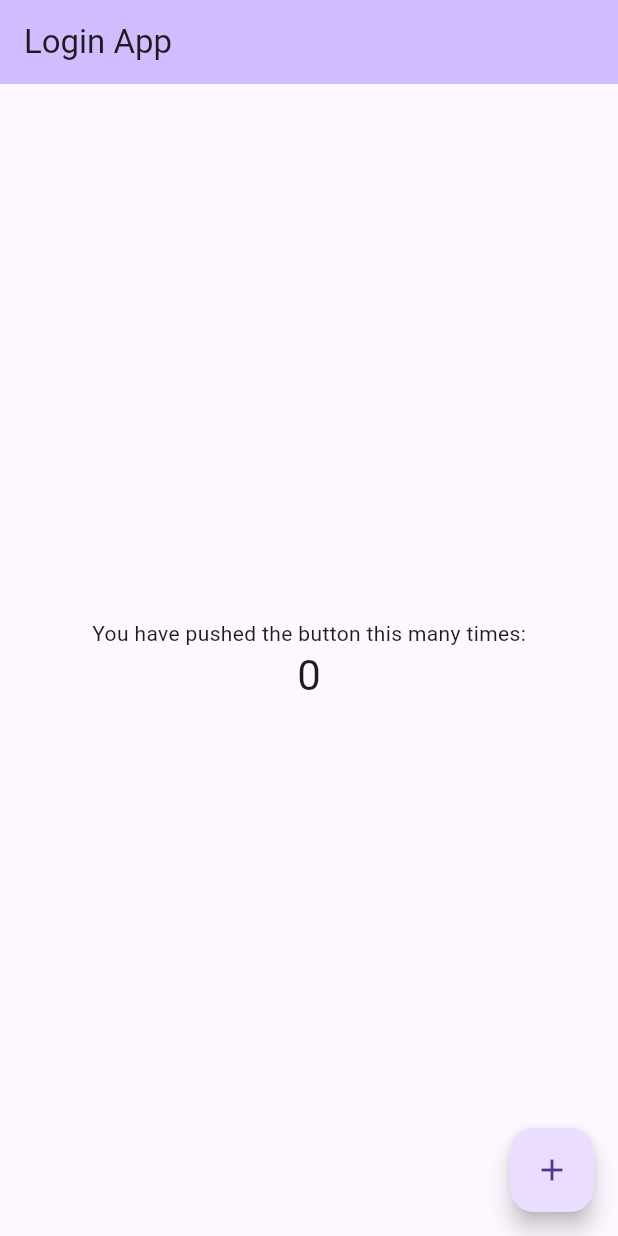
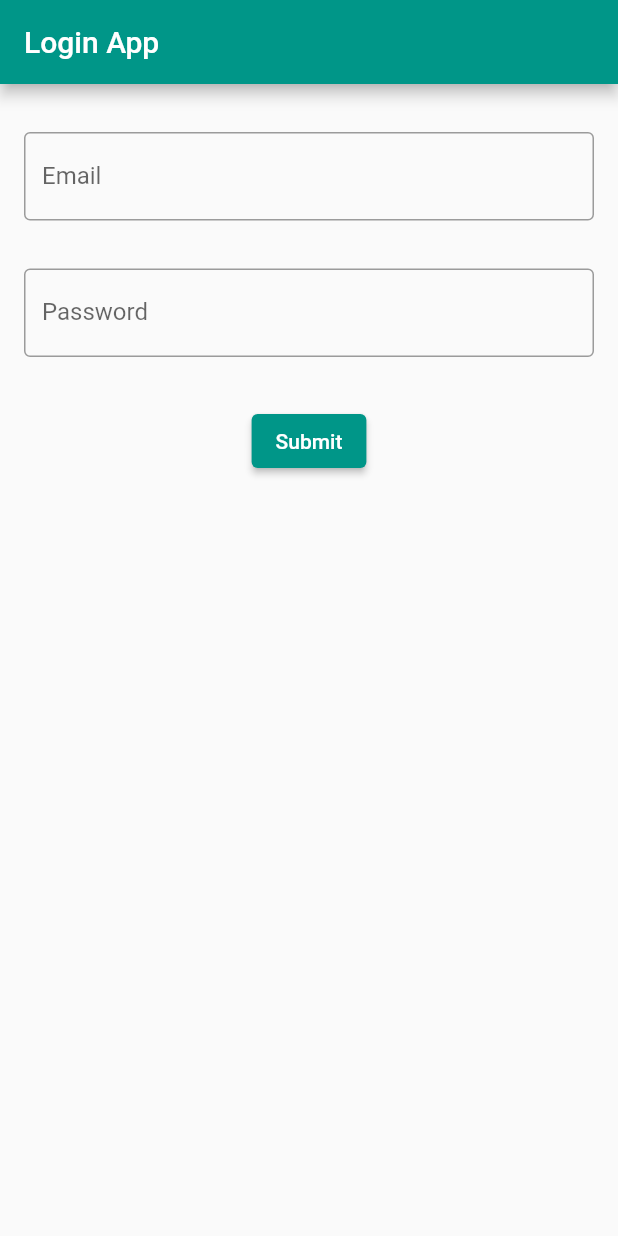
Before and after one commit to SetRedEyes/flutter_login_app, a Flutter app: the screen it shows after launch, on a phone screen of 412 x 824 dp. Run offline on Flutter 3.47's test engine with Material 2 defaults, Android fonts, the phone set to English and light mode, and no system bars.

Commit message:
Added email, password inputs, submit button with validation and popup

```diff
--- a/lib/main.dart
+++ b/lib/main.dart
@@ -12,8 +12,7 @@
     return MaterialApp(
       title: 'Flutter Demo',
       theme: ThemeData(
-        primarySwatch: Colors.blue,
-        useMaterial3: true,
+        primarySwatch: Colors.teal,
       ),
       home: const Login(title: 'Login App'),
     );
@@ -23,15 +22,6 @@
 class Login extends StatefulWidget {
   const Login({super.key, required this.title});
 
-  // This widget is the home page of your application. It is stateful, meaning
-  // that it has a State object (defined below) that contains fields that affect
-  // how it looks.
-
-  // This class is the configuration for the state. It holds the values (in this
-  // case the title) provided by the parent (in this case the App widget) and
-  // used by the build method of the State. Fields in a Widget subclass are
-  // always marked "final".
-
   final String title;
 
   @override
@@ -39,71 +29,80 @@
 }
 
 class _LoginState extends State<Login> {
-  int _counter = 0;
-
-  void _incrementCounter() {
-    setState(() {
-      // This call to setState tells the Flutter framework that something has
-      // changed in this State, which causes it to rerun the build method below
-      // so that the display can reflect the updated values. If we changed
-      // _counter without calling setState(), then the build method would not be
-      // called again, and so nothing would appear to happen.
-      _counter++;
-    });
-  }
+  final _formKey = GlobalKey<FormState>();
+  TextEditingController emailController = TextEditingController();
+  TextEditingController passwordController = TextEditingController();
 
   @override
   Widget build(BuildContext context) {
-    // This method is rerun every time setState is called, for instance as done
-    // by the _incrementCounter method above.
-    //
-    // The Flutter framework has been optimized to make rerunning build methods
-    // fast, so that you can just rebuild anything that needs updating rather
-    // than having to individually change instances of widgets.
     return Scaffold(
       appBar: AppBar(
-        // TRY THIS: Try changing the color here to a specific color (to
-        // Colors.amber, perhaps?) and trigger a hot reload to see the AppBar
-        // change color while the other colors stay the same.
-        backgroundColor: Theme.of(context).colorScheme.inversePrimary,
-        // Here we take the value from the MyHomePage object that was created by
-        // the App.build method, and use it to set our appbar title.
         title: Text(widget.title),
       ),
-      body: Center(
-        // Center is a layout widget. It takes a single child and positions it
-        // in the middle of the parent.
-        child: Column(
-          // Column is also a layout widget. It takes a list of children and
-          // arranges them vertically. By default, it sizes itself to fit its
-          // children horizontally, and tries to be as tall as its parent.
-          //
-          // Column has various properties to control how it sizes itself and
-          // how it positions its children. Here we use mainAxisAlignment to
-          // center the children vertically; the main axis here is the vertical
-          // axis because Columns are vertical (the cross axis would be
-          // horizontal).
-          //
-          // TRY THIS: Invoke "debug painting" (choose the "Toggle Debug Paint"
-          // action in the IDE, or press "p" in the console), to see the
-          // wireframe for each widget.
-          mainAxisAlignment: MainAxisAlignment.center,
-          children: <Widget>[
-            const Text(
-              'You have pushed the button this many times:',
-            ),
-            Text(
-              '$_counter',
-              style: Theme.of(context).textTheme.headlineMedium,
-            ),
-          ],
+      body: Form(
+        key: _formKey,
+        child: Padding(
+          padding: const EdgeInsets.symmetric(horizontal: 8, vertical: 16),
+          child: Column(
+            crossAxisAlignment: CrossAxisAlignment.center,
+            children: [
+              Padding(
+                padding:
+                    const EdgeInsets.symmetric(horizontal: 8, vertical: 16),
+                child: TextFormField(
+                  controller: emailController,
+                  decoration: const InputDecoration(
+                      border: OutlineInputBorder(), labelText: "Email"),
+                  validator: (value) {
+                    if (value == null || value.isEmpty) {
+                      return 'Please enter your email';
+                    }
+                    return null;
+                  },
+                ),
+              ),
+              Padding(
+                padding:
+                    const EdgeInsets.symmetric(horizontal: 8, vertical: 16),
+                child: TextFormField(
+                  controller: passwordController,
+                  obscureText: true,
+                  decoration: const InputDecoration(
+                      border: OutlineInputBorder(), labelText: "Password"),
+                  validator: (value) {
+                    if (value == null || value.isEmpty) {
+                      return 'Please enter your password';
+                    }
+                    return null;
+                  },
+                ),
+              ),
+              Padding(
+                padding:
+                    const EdgeInsets.symmetric(horizontal: 8, vertical: 16.0),
+                child: Center(
+                  child: ElevatedButton(
+                    onPressed: () {
+                      if (_formKey.currentState!.validate()) {
+                        // Navigate the user to the Home page
+                      } else {
+                        ScaffoldMessenger.of(context).showSnackBar(
+                          const SnackBar(
+                              content: Text(
+                            'Please fill input',
+                            textAlign: TextAlign.center,
+                          )),
+                        );
+                      }
+                    },
+                    child: const Text('Submit'),
+                  ),
+                ),
+              ),
+            ],
+          ),
         ),
       ),
-      floatingActionButton: FloatingActionButton(
-        onPressed: _incrementCounter,
-        tooltip: 'Increment',
-        child: const Icon(Icons.add),
-      ), // This trailing comma makes auto-formatting nicer for build methods.
     );
   }
 }
```
Also changed, not shown: 1 other file.
